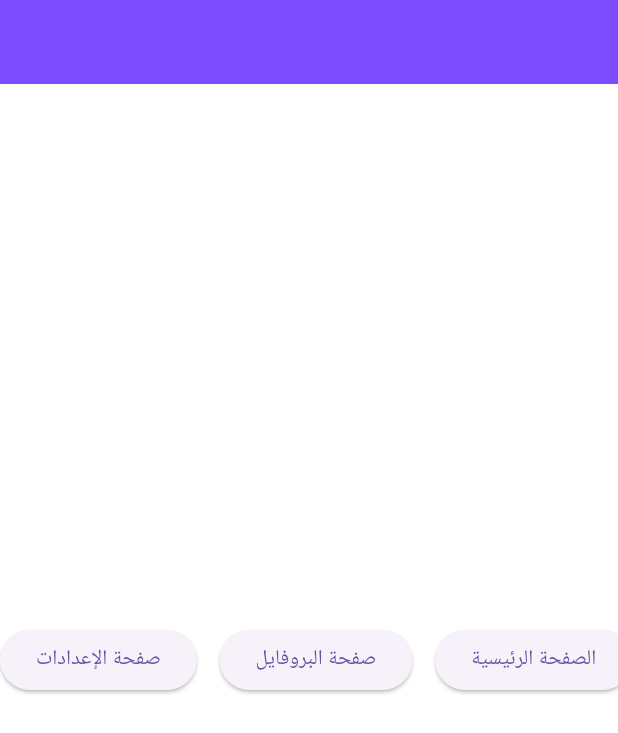
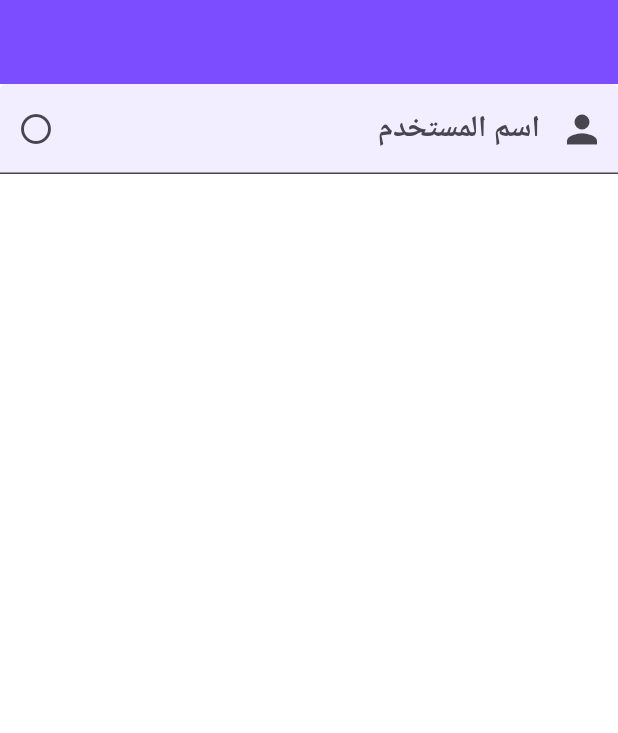
Before and after one commit to aboalhasan-albedairy/Hash-Plus-Course---Flutter-Basics, a Flutter app: the screen it shows after launch, on a phone screen of 412 x 824 dp. Shown: the top 733 px of the screen. Run offline on Flutter 3.47's test engine with Material 3 defaults, Android fonts, the phone set to English and light mode, and no system bars.

Commit message:
Lesson 31: TextFormField() Widget Part 1

```diff
--- a/lib/main.dart
+++ b/lib/main.dart
@@ -38,30 +38,22 @@ class _MainPageState extends State<MainPage> {
       backgroundColor: Colors.white,
       appBar: AppBar(backgroundColor: Colors.deepPurpleAccent),
 
-      body: Center(
-        child: Row(
-          spacing: 15,
-          mainAxisAlignment: MainAxisAlignment.center,
-          children: [
-            ElevatedButton(
-              onPressed: () {
-                Navigator.of(context).pushNamed("HomePage");
-              },
-              child: Text("الصفحة الرئيسية"),
-            ),
-            ElevatedButton(
-              onPressed: () {
-                Navigator.of(context).pushNamed("ProfilePage");
-              },
-              child: Text("صفحة البروفايل"),
-            ),
-            ElevatedButton(
-              onPressed: () {
-                Navigator.of(context).pushNamed("SettingsPage");
-              },
-              child: Text("صفحة الإعدادات"),
-            ),
-          ],
+      body: Container(
+        child: TextFormField(
+          decoration: InputDecoration(
+            labelText: "اسم المستخدم",
+            labelStyle: TextStyle(fontSize: 20, fontWeight: FontWeight.bold),
+
+            hintText: "أدخل اسم المستخدم",
+            hintStyle: TextStyle(color: Colors.grey),
+
+            prefixIcon: Icon(Icons.person, size: 30),
+
+            suffixIcon: Icon(Icons.circle_outlined),
+
+            filled: true,
+            fillColor: Colors.deepPurpleAccent.withValues(alpha: 0.1),
+          ),
         ),
       ),
     );
```
